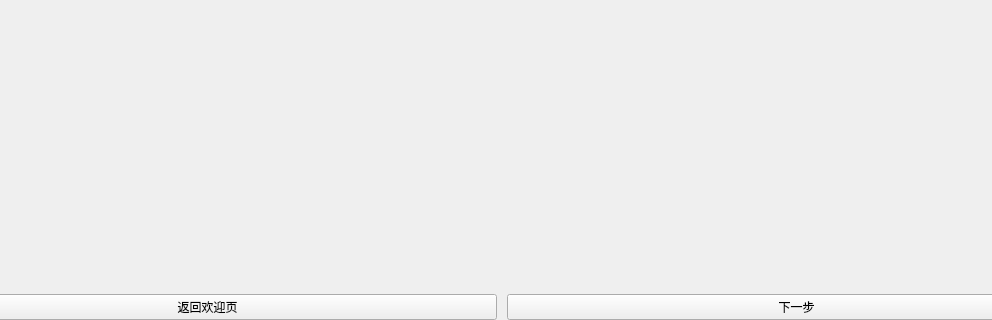
The window that presentation/qt/ui/instrument_setup_page.ui (Ryan-March-Lee/Auto_test) describes before a commit, drawn with Qt 5; both pictures show x 98 to 1090 and y 580 to 900 of the 1200 by 900 pixel window.
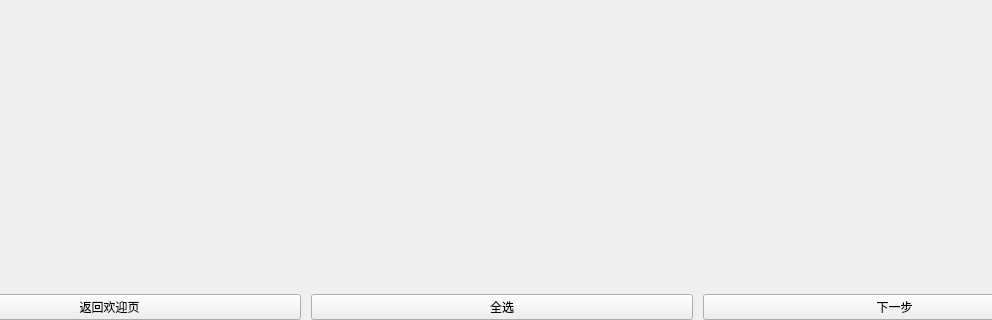
The same window after the commit.

Commit message:
feat: 仪表配置页增加全选按钮
- 新增描边胶囊按钮 OutlineActionButton：白底黑框黑字，全部选中后转为白底灰框灰字并禁用，
  取消任意卡片即恢复；“下一步”仍保留自绘的蓝色填充与上浮动效，两者共用胶囊几何。
- 页面动作区改为“全选 + 下一步”居中对齐、“返回”贴右，并抬高动作行下限，避免胶囊被压扁。
- 全选只作用于可应用设备，未查找出结果时与下一步一同隐藏；结果面板新增 select_all_devices /
  all_selectable_selected。
- 同步视觉契约文档与 UI/集成测试。

Diff of the .ui file:
```diff
--- a/presentation/qt/ui/instrument_setup_page.ui
+++ b/presentation/qt/ui/instrument_setup_page.ui
@@ -171,6 +171,19 @@
         </property>
        </widget>
       </item>
+      <item>
+       <widget class="QPushButton" name="selectAllButton">
+        <property name="toolTip">
+         <string>选中本次扫描结果中所有可应用的设备</string>
+        </property>
+        <property name="text">
+         <string>全选</string>
+        </property>
+        <property name="variant" stdset="0">
+         <string>secondary</string>
+        </property>
+       </widget>
+      </item>
       <item>
        <widget class="QPushButton" name="nextButton">
         <property name="toolTip">
```
Left out of the diff: 7 changed lines with no effect on the pictures. The commit also changes 9 other files.
